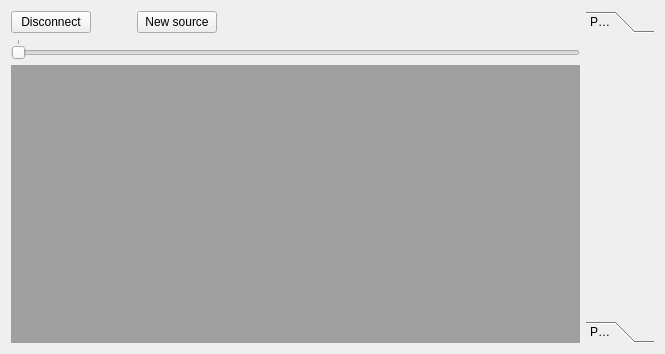
The window that src/LorrisAnalyzer/lorrisanalyzer.ui (Tasssadar/Lorris) describes before a commit, drawn with Qt 5.
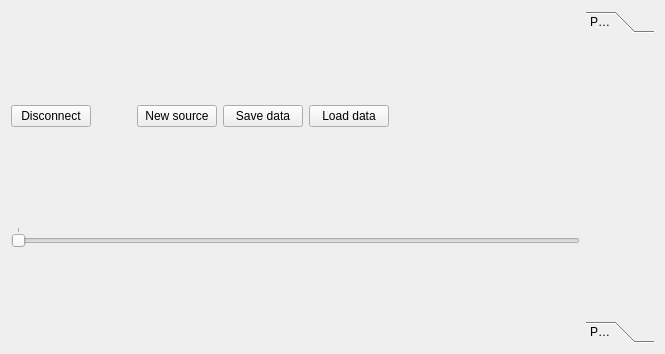
The same window after the commit.

Commit message: [40] LorrisAnalyzer: Implement data export/import, some QMdiArea playing

What changed in the file:
```diff
--- a/src/LorrisAnalyzer/lorrisanalyzer.ui
+++ b/src/LorrisAnalyzer/lorrisanalyzer.ui
@@ -23,7 +23,7 @@
    <item row="0" column="0">
     <layout class="QHBoxLayout" name="horizontalLayout_2" stretch="1,0">
      <item>
-      <layout class="QVBoxLayout" name="leftVLayout" stretch="0,0,1">
+      <layout class="QVBoxLayout" name="leftVLayout" stretch="0,0">
        <item>
         <layout class="QHBoxLayout" name="horizontalLayout">
          <item>
@@ -56,6 +56,20 @@
            </property>
           </widget>
          </item>
+         <item>
+          <widget class="QPushButton" name="saveDataButton">
+           <property name="text">
+            <string>Save data</string>
+           </property>
+          </widget>
+         </item>
+         <item>
+          <widget class="QPushButton" name="loadDataButton">
+           <property name="text">
+            <string>Load data</string>
+           </property>
+          </widget>
+         </item>
          <item>
           <spacer name="horizontalSpacer_2">
            <property name="orientation">
@@ -96,16 +110,6 @@
          </property>
         </widget>
        </item>
-       <item>
-        <widget class="QMdiArea" name="mdiArea">
-         <property name="sizePolicy">
-          <sizepolicy hsizetype="Expanding" vsizetype="Expanding">
-           <horstretch>0</horstretch>
-           <verstretch>0</verstretch>
-          </sizepolicy>
-         </property>
-        </widget>
-       </item>
       </layout>
      </item>
      <item>
```
Left out of the diff: 1 changed line with no effect on the pictures. The commit also changes 18 other files.
